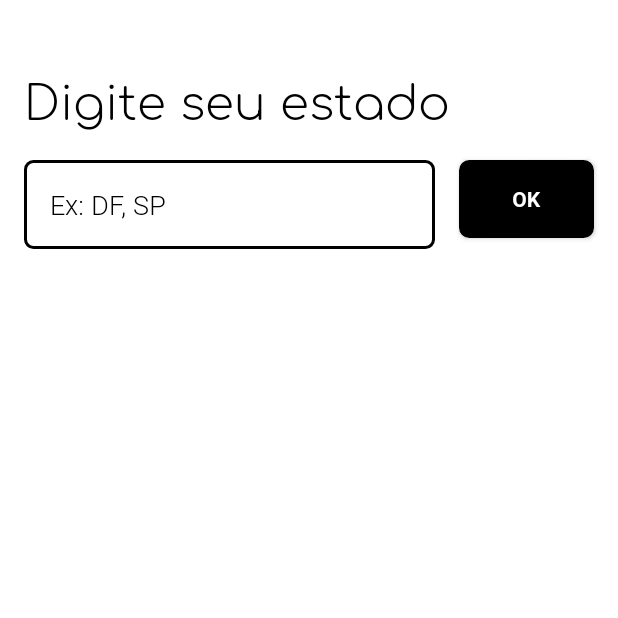
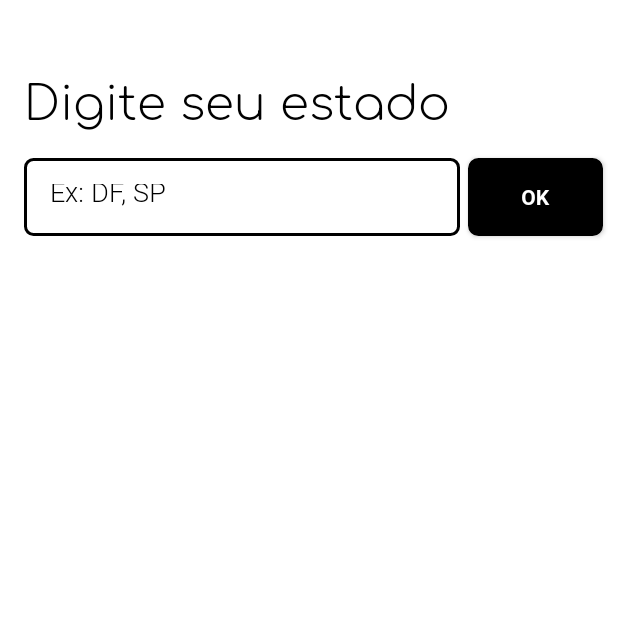
Before and after one commit to Karinasantossoares/Infocan, an Android app: the screen it shows after launch (MainActivity), on a phone screen of 412 x 824 dp, the top half of it. Run offline under Robolectric (Android 15) with nearby library versions, the phone set to English and light mode, and no system bars; our stand-ins replace Picasso, data binding; pictures from the network do not load; 18 statements that could not run were skipped.

```diff
--- a/app/build.gradle
+++ b/app/build.gradle
@@ -51,15 +51,15 @@ dependencies {
 
     def multidex_version = "2.0.1"
     implementation "androidx.multidex:multidex:$multidex_version"
-    implementation "org.jetbrains.kotlin:kotlin-stdlib:$kotlin_version"
+    implementation "org.jetbrains.kotlin:kotlin-stdlib:1.4.21"
     implementation "androidx.viewpager2:viewpager2:1.0.0"
     implementation 'androidx.core:core-ktx:1.3.2'
 
     implementation 'androidx.appcompat:appcompat:1.2.0'
     implementation 'com.google.android.material:material:1.3.0'
     implementation 'androidx.constraintlayout:constraintlayout:2.0.4'
-    implementation 'androidx.navigation:navigation-fragment-ktx:2.3.3'
-    implementation 'androidx.navigation:navigation-ui-ktx:2.3.3'
+    implementation 'androidx.navigation:navigation-fragment-ktx:2.3.4'
+    implementation 'androidx.navigation:navigation-ui-ktx:2.3.4'
     implementation 'androidx.legacy:legacy-support-v4:1.0.0'
     implementation 'androidx.viewpager:viewpager:1.0.0'
 
--- a/app/src/main/java/com/example/trasparenciagov/repository/DAO/PerfilPersonDao.kt
+++ b/app/src/main/java/com/example/trasparenciagov/repository/DAO/PerfilPersonDao.kt
@@ -14,6 +14,9 @@ interface PerfilPersonDao {
     @Query("SELECT * FROM perfil")
     fun getAllPolitical () : Single<List<PerfilPersonEntity>>
 
+    @Query("SELECT * FROM perfil WHERE uid =:id ")
+    fun getSinglePoliticalLocal(id:Int): Single<PerfilPersonEntity>
+
     @Delete
     fun deletePolitical(perfilPersonEntity: PerfilPersonEntity)
 
--- a/app/src/main/java/com/example/trasparenciagov/useCase/InfocanUseCase.kt
+++ b/app/src/main/java/com/example/trasparenciagov/useCase/InfocanUseCase.kt
@@ -39,7 +39,9 @@ class InfocanUseCase(
     fun deletePolicalLocal(political: PerfilPersonResponse) =
         perfilPoliticalRepository.deletePolitical(political)
 
-    fun getDetailsLocal(id:Int) = detailsPersonRepository.getDetails(id)
+    fun getDetailsLocal(id: Int) = detailsPersonRepository.getDetails(id)
+
+    fun getSinglePoliticalLocal(id: Int) =perfilPoliticalRepository.getSinglePoliticalLocal(id)
 
     fun deleteDeatislsLocal(detailsPersonResponse: DetailsPersonResponse) =
         detailsPersonRepository.deleteDeatils(detailsPersonResponse)
@@ -47,7 +49,7 @@ class InfocanUseCase(
     fun insertDetailsLocal(detailsPersonResponse: DetailsPersonResponse) =
         detailsPersonRepository.deleteDeatils(detailsPersonResponse)
 
-    fun getExpensesLocal(id:Int) =
+    fun getExpensesLocal(id: Int) =
         expenseRepository.getExpense(id)
 
     fun deleteExpensesLocal(despesasResponse: DespesasResponse) =
--- /dev/null
+++ b/app/src/main/res/drawable/progress_animate.xml
@@ -0,0 +1,5 @@
+<?xml version="1.0" encoding="utf-8"?>
+<animated-rotate xmlns:android="http://schemas.android.com/apk/res/android"
+    android:drawable="@drawable/progress"
+    android:pivotX="50%"
+    android:pivotY="50%"/>
--- a/app/src/main/res/layout/fragment_details_congress_person.xml
+++ b/app/src/main/res/layout/fragment_details_congress_person.xml
@@ -91,7 +91,7 @@
                     android:layout_marginTop="24dp"
                     android:background="@drawable/shape_button_ok"
                     android:fontFamily="@font/roboto_bold"
-                    tools:text="SALVAR"
+                    android:text="@string/message_item_save"
                     android:textAllCaps="true"
                     android:textColor="@color/white"
                     android:textSize="13sp"
--- a/app/src/main/res/layout/fragment_list_members.xml
+++ b/app/src/main/res/layout/fragment_list_members.xml
@@ -38,19 +38,19 @@
 
             <androidx.appcompat.widget.AppCompatEditText
                 android:id="@+id/et_type_it_state"
-                android:layout_width="match_parent"
-                android:layout_height="wrap_content"
-                android:layout_marginStart="16dp"
-                android:layout_marginTop="17dp"
-                android:layout_marginEnd="122dp"
+                android:layout_width="0dp"
+                android:layout_height="52dp"
+                android:layout_marginTop="16dp"
                 android:background="@drawable/edit_text_search_shape"
                 android:fontFamily="@font/roboto_light"
                 android:hint="@string/text_hint_et"
                 android:lineHeight="18dp"
                 android:lines="1"
                 android:maxLines="1"
+                android:inputType="text"
                 android:padding="17dp"
                 android:textColorHint="@color/text_color_black"
+                app:layout_constraintRight_toLeftOf="@id/btn_ok_list_save_fragment"
                 app:layout_constraintLeft_toLeftOf="@id/title_type_it_members"
                 app:layout_constraintTop_toBottomOf="@id/title_type_it_members" />
 
@@ -58,11 +58,14 @@
                 android:id="@+id/btn_ok_list_save_fragment"
                 android:layout_width="90dp"
                 android:layout_height="52dp"
-                android:layout_marginEnd="19dp"
+                android:layout_marginEnd="10dp"
                 android:background="@drawable/shape_button_ok"
                 android:fontFamily="@font/roboto_bold"
+                android:layout_marginStart="5dp"
                 android:text="@string/text_ok"
                 android:textColor="@color/white"
+                app:layout_constraintRight_toRightOf="parent"
+                app:layout_constraintBottom_toBottomOf="@id/et_type_it_state"
                 app:layout_constraintLeft_toRightOf="@id/et_type_it_state"
                 app:layout_constraintTop_toTopOf="@id/et_type_it_state" />
 
@@ -96,7 +99,8 @@
                 android:layout_height="match_parent"
                 android:layout_marginStart="16dp"
                 android:layout_marginEnd="16dp"
-                android:layout_marginBottom="20dp"
+                android:layout_marginBottom="30dp"
+                android:layout_marginTop="10dp"
                 android:clipToPadding="false"
                 android:orientation="vertical"
                 app:layoutManager="androidx.recyclerview.widget.GridLayoutManager"
@@ -112,17 +116,19 @@
                 android:id="@+id/text_load_more"
                 android:layout_width="wrap_content"
                 android:layout_height="wrap_content"
-                android:layout_marginVertical="20dp"
+                android:layout_marginVertical="10dp"
                 android:background="@drawable/edit_text_search_shape"
                 android:padding="10dp"
+                android:layout_marginTop="20dp"
                 android:paddingBottom="20dp"
                 android:text="@string/load_more"
                 android:textColor="@color/black"
                 android:textSize="20sp"
+                android:layout_marginBottom="10dp"
                 android:visibility="gone"
                 app:layout_constraintBottom_toBottomOf="parent"
-                app:layout_constraintLeft_toLeftOf="parent"
-                app:layout_constraintRight_toRightOf="parent"
+                app:layout_constraintLeft_toLeftOf="@id/rv_deputies"
+                app:layout_constraintRight_toRightOf="@id/rv_deputies"
                 app:layout_constraintTop_toBottomOf="@id/rv_deputies"
                 tools:visibility="visible" />
 
--- a/app/src/main/res/layout/item_expenses.xml
+++ b/app/src/main/res/layout/item_expenses.xml
@@ -15,7 +15,7 @@
             android:layout_marginTop="10dp"
             android:layout_marginEnd="41dp"
             android:fontFamily="@font/roboto_light"
-            android:textColor="@color/text_color_black"
+            android:textColor="#9A9393"
             android:textSize="15sp"
             android:textStyle="bold"
             app:layout_constraintLeft_toLeftOf="parent"
@@ -59,7 +59,7 @@
             android:layout_marginHorizontal="47dp"
             android:layout_marginTop="19dp"
             android:fontFamily="@font/roboto_bold"
-            android:textColor="@color/text_color_black"
+            android:textColor="#817D7D"
             android:textSize="15sp"
             android:textStyle="bold"
             app:layout_constraintRight_toRightOf="@id/tv_title_details_members"
--- a/app/src/main/res/values/strings.xml
+++ b/app/src/main/res/values/strings.xml
@@ -37,4 +37,6 @@
     <string name="title_activity_splash">SplashActivity</string>
     <string name="message_item_save">SALVOS</string>
     <string name="message_item_results">RESULTADOS</string>
+    <string name="message_item_only_save">O item já está na sua lista de salvos</string>
+
 </resources>
--- a/build.gradle
+++ b/build.gradle
@@ -6,7 +6,7 @@ buildscript {
         jcenter()
     }
     dependencies {
-        classpath "com.android.tools.build:gradle:4.1.2"
+        classpath "com.android.tools.build:gradle:4.1.3"
         classpath "org.jetbrains.kotlin:kotlin-gradle-plugin:$kotlin_version"
         classpath 'com.google.gms:google-services:4.3.5'
 
```
Also changed, not shown: app/src/main/java/com/example/trasparenciagov/repository/localRepository/PerfilPoliticalRepository.kt (+10 -3 lines), app/src/main/java/com/example/trasparenciagov/ui/fragment/DetailsCongressPersonFragment.kt (+13 -5 lines), app/src/main/java/com/example/trasparenciagov/ui/fragment/ListMembersFragment.kt (+5 -2 lines), app/src/main/java/com/example/trasparenciagov/viewModel/InfocanViewModel.kt (+37 -13 lines), app/src/main/res/drawable/progress.xml (added, +8 -0 lines).
